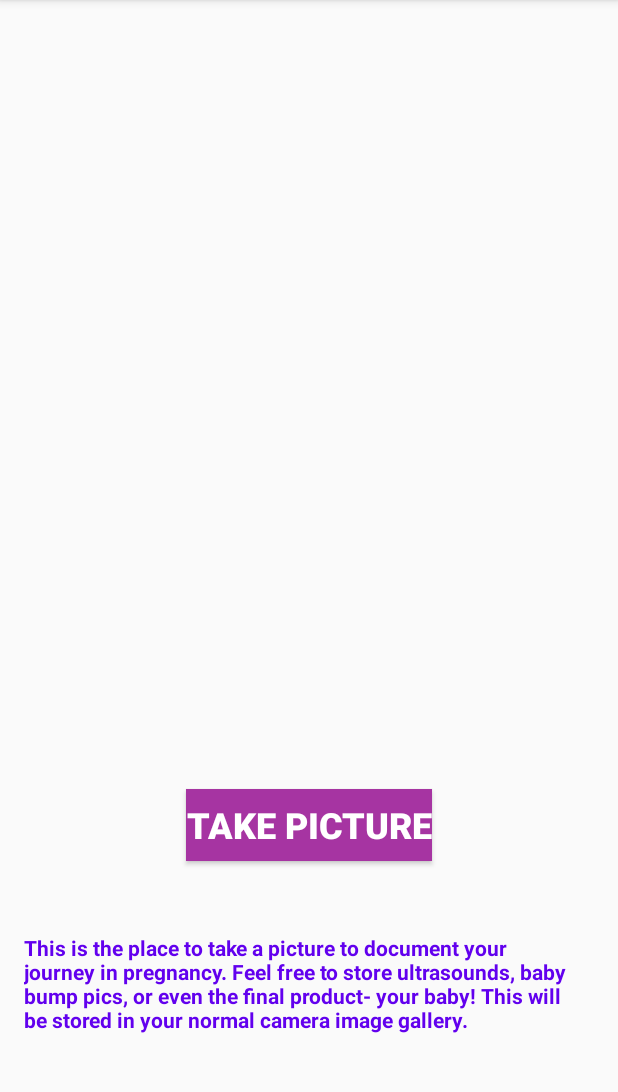
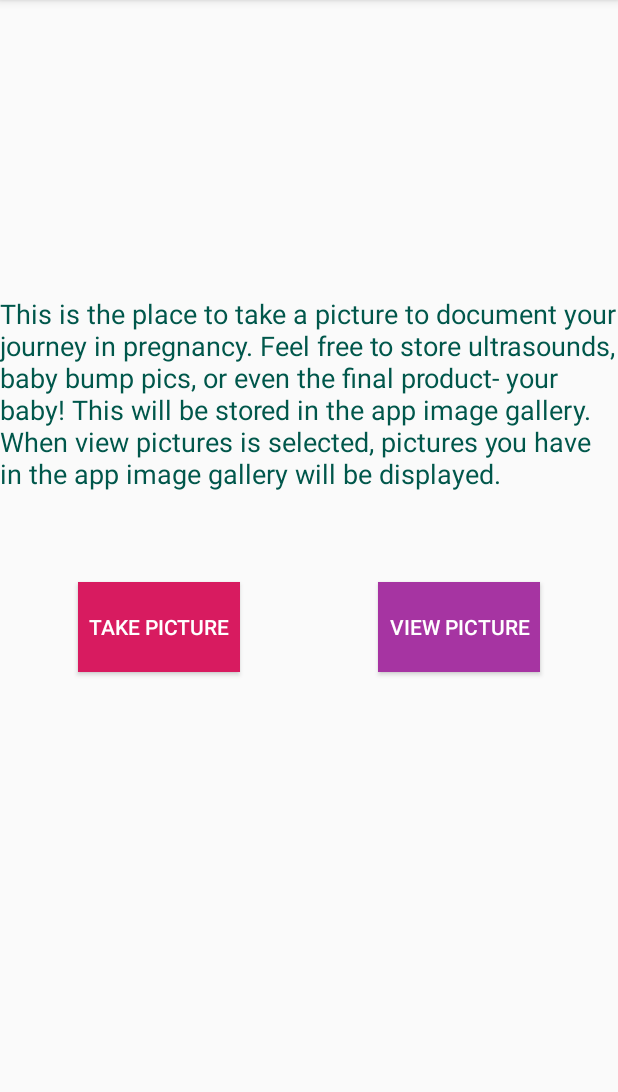
Before and after one commit to aramamur/RockinTheBump, an Android app: the TakePictures screen opened directly, with no data from a screen before it, after a tap on "TAKE PICTURE", on a phone screen of 412 x 824 dp, the part 84-1176 px from its top. Run offline under Robolectric (Android 15) with nearby library versions, the phone set to English and light mode, and no system bars; 1 statement that could not run was skipped.

Commit message:
added gallery functionality

```diff
--- a/RockinTheBump/app/build.gradle
+++ b/RockinTheBump/app/build.gradle
@@ -21,8 +21,10 @@ android {
 dependencies {
     implementation fileTree(dir: 'libs', include: ['*.jar'])
     implementation 'com.android.support:appcompat-v7:28.0.0'
+    implementation 'com.android.support:recyclerview-v7:28.0.0'
     implementation 'com.android.support:design:28.0.0'
     implementation 'com.android.support.constraint:constraint-layout:1.1.3'
+    implementation 'com.squareup.picasso:picasso:2.5.2'
     implementation 'com.jjoe64:graphview:4.2.2'
     implementation 'com.android.support:support-v4:28.0.0'
     testImplementation 'junit:junit:4.12'
--- /dev/null
+++ b/RockinTheBump/app/src/main/java/com/example/aramamu1/rockinthebump/Picture.java
@@ -0,0 +1,29 @@
+package com.example.aramamu1.rockinthebump;
+
+public class Picture {
+    int userid;
+    String picture;
+    // constructors
+    public Picture() {}
+    public Picture(int userid, String picture) {
+        this.userid = userid;
+        this.picture = picture;
+    }
+
+    public int getUserID() {
+            return userid;
+    }
+
+    public void setUserID(int userid) {
+        this.userid = userid;
+    }
+
+    public String getPicture() {
+        return picture;
+    }
+
+    public void setPicture(String picture) {
+        this.picture = picture;
+    }
+
+}
--- a/RockinTheBump/app/src/main/java/com/example/aramamu1/rockinthebump/TakePictures.java
+++ b/RockinTheBump/app/src/main/java/com/example/aramamu1/rockinthebump/TakePictures.java
@@ -1,14 +1,8 @@
 package com.example.aramamu1.rockinthebump;
 
-import android.Manifest;
 import android.content.Intent;
-import android.content.pm.PackageManager;
-import android.graphics.Bitmap;
-import android.graphics.BitmapFactory;
+import android.content.SharedPreferences;
 import android.provider.MediaStore;
-import android.support.v4.app.ActivityCompat;
-import android.support.v4.content.ContextCompat;
-import android.support.v4.content.FileProvider;
 import android.support.v7.app.AppCompatActivity;
 import android.os.Bundle;
 import android.util.Log;
@@ -19,27 +13,39 @@ import	android.net.Uri;
 import java.io.IOException;
 import java.text.SimpleDateFormat;
 
+import java.util.ArrayList;
 import java.util.Date;
 import 	java.io.File;
 import android.os.Environment;
 
 
-import android.widget.ImageView;
+
+import android.widget.TextView;
 
 
 public class TakePictures extends AppCompatActivity {
 
+    private File filename;
     public static final String FILE_URI_KEY = "FILE_URI_KEY";
-    private ImageView bumppic;
-    private File filename;
+    //store user settings here once we get them
     Uri imageFileUri;
-    private String mCurrentPhotoPath;
+    String mCurrentPhotoPath;
     static final int REQUEST_TAKE_PHOTO = 0;
+    TextView textDesc;
+    int uid;
+
+    private SharedPreferences mPreferences;
+    private String sharedPrefFile =
+            "com.example.aramamu1.rockinthebump";
+    //Shared preferences keys
+    private final String USERID_KEY = "userID";
+
 
 
     @Override
     protected void onCreate(Bundle savedInstanceState) {
         super.onCreate(savedInstanceState);
+        setContentView(R.layout.activity_take_pictures);
         if( savedInstanceState != null ){
             String fileUriString = savedInstanceState.getString(FILE_URI_KEY);
             if( fileUriString != null ) {
@@ -47,15 +53,15 @@ public class TakePictures extends AppCompatActivity {
             }
         }
 
-        setContentView(R.layout.activity_take_pictures);
-
-
-        bumppic = (ImageView) findViewById(R.id.bumppic);
-
+        textDesc = (TextView)findViewById(R.id.textDesc);
+        //get the user id
+        mPreferences = getSharedPreferences(sharedPrefFile, MODE_PRIVATE);
+        uid = mPreferences.getInt(USERID_KEY, uid);
     }
 
 
     public void storePicture(View view) throws IOException {
+
         Intent cameraIntent = new Intent(MediaStore.ACTION_IMAGE_CAPTURE);
         filename = createImageFile();
         imageFileUri = Uri.fromFile(filename);
@@ -63,7 +69,31 @@ public class TakePictures extends AppCompatActivity {
         startActivityForResult(cameraIntent, REQUEST_TAKE_PHOTO );
     }
 
-    private File createImageFile() throws IOException {
+    public void viewPicture(View view){
+
+        MyDBHandler db = new MyDBHandler(this, null, null, 1);
+        boolean result = db.isPicture(uid);
+        if(result == true) {
+           /* //debug database of pictures
+            ArrayList<Picture> images = new ArrayList<>();
+            MyDBHandler dbimage = new MyDBHandler(this, null, null, 1);
+            images= dbimage.loadPictureHandler(uid);
+            String filename = "Size of array: "+images.size()+System.getProperty("line.separator");
+            for(int i = 0; i<images.size();i++){
+                filename += images.get(i).getPicture()+ " " +System.getProperty("line.separator");
+            }
+            textDesc.setText(filename);*/
+
+           Intent intent = new Intent(this, PictureGallery.class);
+           startActivity(intent);
+        }
+        else{
+            textDesc.setText("No pictures found");
+        }
+
+    }
+
+   private File createImageFile() throws IOException {
         // Create an image file name
         String timeStamp = new SimpleDateFormat("yyyyMMdd_HHmmss").format(new Date());
         String imageFileName = "JPEG_" + timeStamp + "_";
@@ -80,23 +110,22 @@ public class TakePictures extends AppCompatActivity {
             }
         }
         File image = File.createTempFile(
-                imageFileName,  /* prefix */
-                ".jpg",         /* suffix */
-                mediaStorageDir      /* directory */
+                imageFileName,  // prefix
+                ".jpg",         // suffix
+                mediaStorageDir      //directory
         );
 
         // Save a file: path for use with ACTION_VIEW intents
         mCurrentPhotoPath = image.getAbsolutePath();
+        imageFileUri = Uri.fromFile(image);
+
+        //store file in database
+       //String imagepath = imageFileUri.getPath();
+       MyDBHandler dbHandler = new MyDBHandler(this, null, null, 1);
+       Picture pic = new Picture(uid, mCurrentPhotoPath);
+       dbHandler.addPictureHandler(pic);
+
         return image;
-    }
-
-    @Override
-    protected void onActivityResult(int requestCode, int resultCode, Intent data) {
-        if( resultCode == RESULT_OK ){
-            Bitmap cameraBitmap = BitmapFactory.decodeFile(imageFileUri.getPath());
-            ImageView imageView = (ImageView)findViewById(R.id.bumppic);
-            imageView.setImageBitmap(cameraBitmap);
-        }
     }
 
     @Override
@@ -106,4 +135,5 @@ public class TakePictures extends AppCompatActivity {
         outState.putString(FILE_URI_KEY, imageFileUriString);
     }
 
+
 }
--- a/RockinTheBump/app/src/main/java/com/example/aramamu1/rockinthebump/TrackHealth.java
+++ b/RockinTheBump/app/src/main/java/com/example/aramamu1/rockinthebump/TrackHealth.java
@@ -55,7 +55,7 @@ public class TrackHealth extends AppCompatActivity {
         uid = mPreferences.getInt(USERID_KEY, uid);
         uname = mPreferences.getString(USERNAME_KEY, uname);
         udate = mPreferences.getString(DELIVERYDATE_KEY, udate);
-        uweek = mPreferences.getString(WEEK_KEY, udate);
+        uweek = mPreferences.getString(WEEK_KEY, uweek);
         initial_weight = mPreferences.getString(INITWEIGHT_KEY, initial_weight);
 
         final Calendar cal = Calendar.getInstance();
--- a/RockinTheBump/app/src/main/res/layout/activity_take_pictures.xml
+++ b/RockinTheBump/app/src/main/res/layout/activity_take_pictures.xml
@@ -1,50 +1,49 @@
 <?xml version="1.0" encoding="utf-8"?>
-<RelativeLayout xmlns:android="http://schemas.android.com/apk/res/android"
+<android.support.constraint.ConstraintLayout xmlns:android="http://schemas.android.com/apk/res/android"
+    xmlns:app="http://schemas.android.com/apk/res-auto"
     xmlns:tools="http://schemas.android.com/tools"
     android:layout_width="match_parent"
     android:layout_height="match_parent"
-    android:paddingBottom="@dimen/activity_vertical_margin"
-    android:paddingLeft="@dimen/activity_horizontal_margin"
-    android:paddingRight="@dimen/activity_horizontal_margin"
-    android:paddingTop="@dimen/activity_vertical_margin"
     tools:context=".TakePictures">
 
 
-    <ImageView
-        android:id="@+id/bumppic"
-        android:layout_width="wrap_content"
-        android:layout_height="wrap_content"
-        android:layout_above="@+id/takepic"
-        android:layout_centerHorizontal="true"
-        android:layout_marginBottom="31dp" />
-
     <Button
-        android:id="@+id/takepic"
-        android:layout_width="wrap_content"
-        android:layout_height="48dp"
-        android:layout_alignParentBottom="true"
-        android:layout_centerHorizontal="true"
-        android:layout_marginBottom="178dp"
-        android:background="@color/ic_launcher_background"
+        android:id="@+id/storepicture"
+        android:layout_width="108dp"
+        android:layout_height="60dp"
+        android:layout_marginStart="52dp"
+        android:layout_marginTop="60dp"
+        android:background="@color/colorAccent"
         android:onClick="storePicture"
         android:text="Take Picture"
         android:textColor="@android:color/background_light"
-        android:textSize="24sp"
-        android:textStyle="bold" />
+        app:layout_constraintStart_toStartOf="parent"
+        app:layout_constraintTop_toBottomOf="@+id/textDesc" />
+
+    <Button
+        android:id="@+id/viewpicture"
+        android:layout_width="108dp"
+        android:layout_height="60dp"
+        android:layout_marginTop="60dp"
+        android:layout_marginEnd="52dp"
+        android:background="@color/ic_launcher_background"
+        android:onClick="viewPicture"
+        android:text="View Picture"
+        android:textColor="@android:color/background_light"
+        app:layout_constraintEnd_toEndOf="parent"
+        app:layout_constraintTop_toBottomOf="@+id/textDesc" />
 
     <TextView
         android:id="@+id/textDesc"
-        android:layout_width="360dp"
+        android:layout_width="wrap_content"
         android:layout_height="wrap_content"
-        android:layout_below="@+id/takepic"
-        android:layout_alignParentStart="true"
-        android:layout_alignParentEnd="true"
-        android:layout_marginStart="0dp"
-        android:layout_marginTop="-130dp"
-        android:layout_marginEnd="8dp"
-        android:text="This is the place to take a picture to document your journey in pregnancy. Feel free to store ultrasounds, baby bump pics, or even the final product- your baby! This will be stored in your normal camera image gallery."
-        android:textColor="@color/design_default_color_primary"
-        android:textSize="14sp"
-        android:textStyle="bold" />
-
-</RelativeLayout>
+        android:layout_marginBottom="244dp"
+        android:text="This is the place to take a picture to document your journey in pregnancy. Feel free to store ultrasounds, baby bump pics, or even the final product- your baby! This will be stored in the app image gallery. When view pictures is selected, pictures you have in the app image gallery will be displayed."
+        android:textColor="@color/colorPrimaryDark"
+        android:textSize="18sp"
+        app:layout_constraintBottom_toBottomOf="parent"
+        app:layout_constraintEnd_toEndOf="parent"
+        app:layout_constraintHorizontal_bias="0.5"
+        app:layout_constraintStart_toStartOf="parent"
+        app:layout_constraintTop_toTopOf="parent" />
+</android.support.constraint.ConstraintLayout>
--- a/RockinTheBump/app/src/main/res/values/colors.xml
+++ b/RockinTheBump/app/src/main/res/values/colors.xml
@@ -1,6 +1,6 @@
 <?xml version="1.0" encoding="utf-8"?>
 <resources>
     <color name="colorPrimary">#008577</color>
-    <color name="colorPrimaryDark">#00574B</color>
+    <color name="colorPrimaryDark">#00574b</color>
     <color name="colorAccent">#d81b60</color>
 </resources>
```
Also changed, not shown: RockinTheBump/app/src/main/AndroidManifest.xml (+6 -3 lines), RockinTheBump/app/src/main/java/com/example/aramamu1/rockinthebump/MyAdapter.java (added, +66 -0 lines), RockinTheBump/app/src/main/java/com/example/aramamu1/rockinthebump/MyDBHandler.java (+93 -2 lines), RockinTheBump/app/src/main/java/com/example/aramamu1/rockinthebump/PictureGallery.java (added, +49 -0 lines), RockinTheBump/app/src/main/res/layout/activity_picture_gallery.xml (added, +15 -0 lines), RockinTheBump/app/src/main/res/layout/cell_layout.xml (added, +19 -0 lines), 1 other file.
